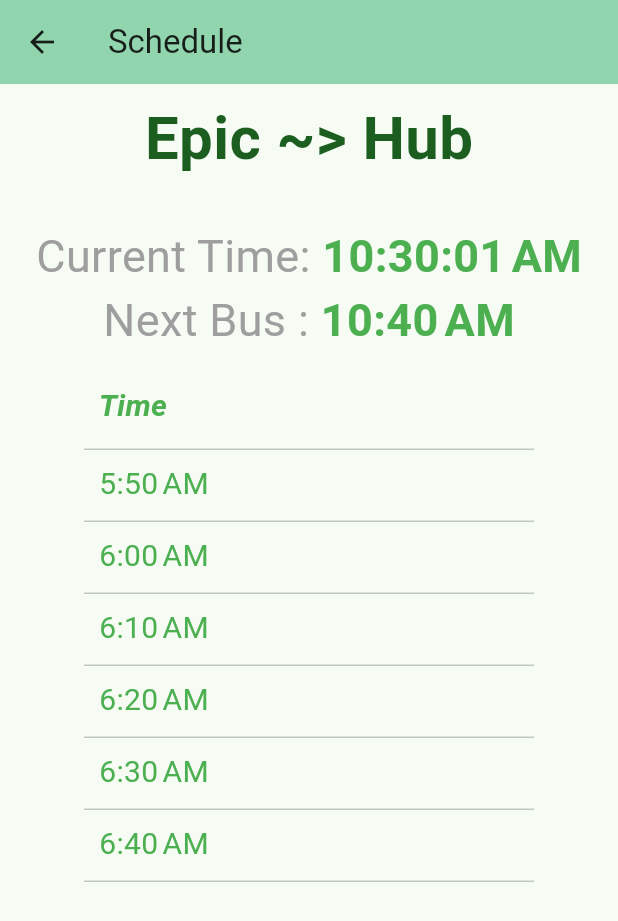
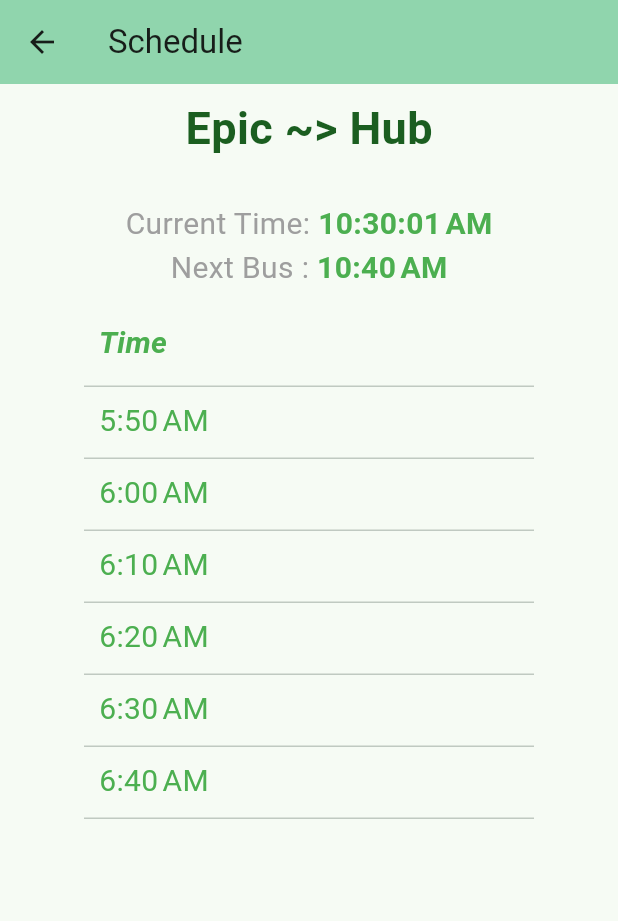
Before and after one commit to abyshekhar/city_connect, a Flutter app: the screen it shows after launch, after a tap on "Epic ~> Hub", on a phone screen of 412 x 824 dp. Shown: the top 921 px of the screen. Run offline on Flutter 3.47's test engine with Material 3 defaults, Android fonts, the phone set to English and light mode, and no system bars.

Commit message:
Styling changes

```diff
--- a/lib/clock.dart
+++ b/lib/clock.dart
@@ -42,13 +42,13 @@ class _ClockState extends State<Clock> {
                   style: TextStyle(
                     color: Colors.grey,
                     fontWeight: FontWeight.normal,
-                    fontSize: 30,
+                    fontSize: 20,
                   )),
               Text(formattedTime,
                   style: const TextStyle(
                     color: Colors.green,
                     fontWeight: FontWeight.bold,
-                    fontSize: 30,
+                    fontSize: 20,
                   )),
             ],
           ),
--- a/lib/route_schedule.dart
+++ b/lib/route_schedule.dart
@@ -80,7 +80,7 @@ class RouteSchedule extends StatelessWidget {
                 style: TextStyle(
                   color: Colors.green[900],
                   fontWeight: FontWeight.bold,
-                  fontSize: 40,
+                  fontSize: 30,
                 )),
           ),
           const Clock(),
@@ -91,13 +91,13 @@ class RouteSchedule extends StatelessWidget {
                   style: TextStyle(
                     color: Colors.grey,
                     fontWeight: FontWeight.normal,
-                    fontSize: 30,
+                    fontSize: 20,
                   )),
               Text(afterTimeString,
                   style: const TextStyle(
                     color: Colors.green,
                     fontWeight: FontWeight.bold,
-                    fontSize: 30,
+                    fontSize: 20,
                   ))
             ],
           ),
```
